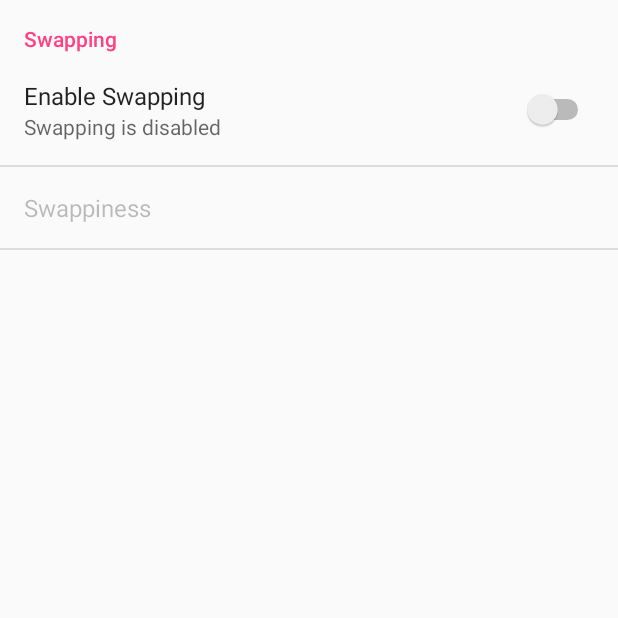
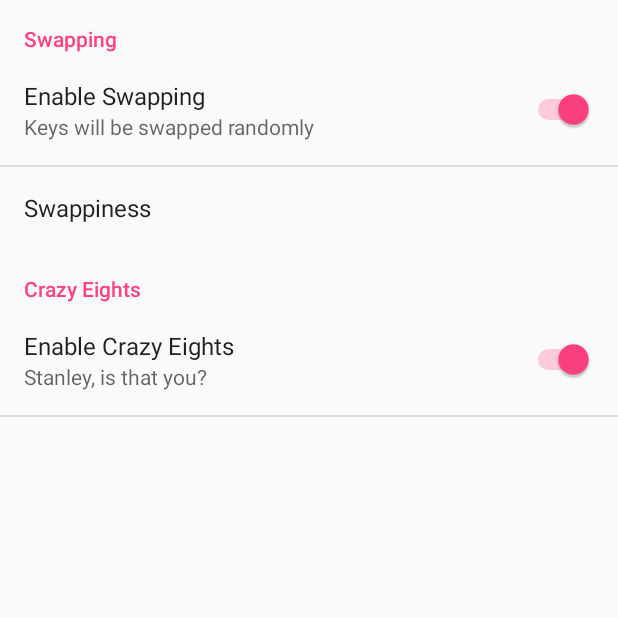
Before and after one commit to rollforbugs/lokey, an Android app: the SettingsActivity screen opened directly, with no data from a screen before it, on a phone screen of 412 x 824 dp, the top half of it. Run offline under Robolectric (Android 15) with nearby library versions, the phone set to English and light mode, and no system bars.

Commit message:
Add crazy eights

```diff
--- a/app/src/main/res/xml/pref.xml
+++ b/app/src/main/res/xml/pref.xml
@@ -8,7 +8,7 @@
             android:title="Enable Swapping"
             android:summaryOff="Swapping is disabled"
             android:summaryOn="Keys will be swapped randomly"
-            android:disableDependentsState="false" />
+            android:defaultValue="true" />
         <EditTextPreference
             android:key="pref_swap_swappiness"
             android:title="Swappiness"
@@ -18,4 +18,14 @@
             android:dependency="pref_swap_enable" />
 
     </PreferenceCategory>
+
+    <PreferenceCategory android:title="Crazy Eights">
+
+        <SwitchPreference
+            android:key="pref_eight_enable"
+            android:title="Enable Crazy Eights"
+            android:summaryOn="Stanley, is that you?"
+            android:defaultValue="true" />
+
+    </PreferenceCategory>
 </PreferenceScreen>
```
Also changed, not shown: app/src/main/java/com/rollforbugs/shittykeyboard/ShittyIME.java (+37 -4 lines), app/src/main/res/xml/template.xml (deleted, +0 -7 lines), 7 other files.
